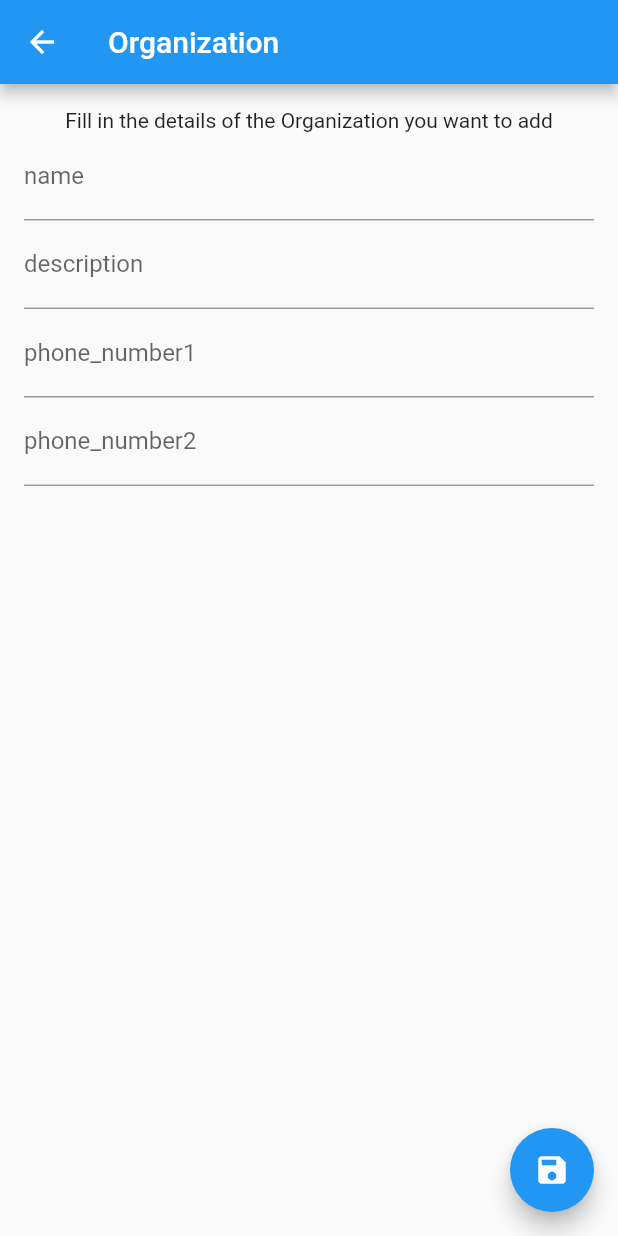
After one commit to avinyafoundation/AF-HRMS-AdminPortal, a Flutter app: the OrganizationScreen screen opened directly, after a tap on the "add" icon, on a phone screen of 412 x 824 dp. The commit adds this screen. Run offline on Flutter 3.47's test engine with Material 2 defaults, Android fonts, the phone set to English and light mode, and no system bars; our stand-ins replace url_strategy; missing offline and left inert: adaptive_navigation, dart:html, openid_client, path_to_regexp, window_size; network calls fail.

Commit message:
Adding organization entity. Rename HR system

```diff
--- a/lib/src/app.dart
+++ b/lib/src/app.dart
@@ -41,6 +41,10 @@ class _SchoolManagementSystemState extends State<SchoolManagementSystem> {
         '/address_type/:id',
         '/address_type/new',
         '/address_type/edit',
+        '/organizations/popular',
+        '/organization/:id',
+        '/organization/new',
+        '/organization/edit',
         '/job_bands/popular',
         '/job_band/:id',
         '/job_band/new',
--- a/lib/src/data.dart
+++ b/lib/src/data.dart
@@ -1,6 +1,7 @@
 export 'data/author.dart';
 export 'data/book.dart';
 export 'data/employee.dart';
-export 'data/library.dart';
+export 'data/hr_system.dart';
 export 'data/address_type.dart';
 export 'data/job_band.dart';
+export 'data/organization.dart';
--- a/lib/src/data/employee.dart
+++ b/lib/src/data/employee.dart
@@ -4,7 +4,7 @@ import 'dart:convert';
 import '../config/app_config.dart';
 
 class Employee {
-  final int employee_id;
+  final int id;
   final String first_name;
   final String last_name;
   final String email;
@@ -14,7 +14,7 @@ class Employee {
   final String job_title;
 
   const Employee({
-    required this.employee_id,
+    required this.id,
     required this.first_name,
     required this.last_name,
     required this.email,
@@ -26,7 +26,7 @@ class Employee {
 
   factory Employee.fromJson(Map<String, dynamic> json) {
     return Employee(
-      employee_id: json['employee_id'],
+      id: json['employee_id'],
       first_name: json['first_name'],
       last_name: json['last_name'],
       email: json['email'],
--- a/lib/src/data/library.dart
+++ b/lib/src/data/hr_system.dart
@@ -27,6 +27,7 @@ class HRSystem {
   final List<Author> allAuthors = [];
   List<Employee>? allEmployees = [];
   List<AddressType>? addressTypes = [];
+  List<Organization>? organizations = [];
   List<JobBand>? jobBands = [];
 
   // void addEmployee(Employee employee) {
@@ -39,6 +40,10 @@ class HRSystem {
 
   void setAddressTypes(List<AddressType>? addressTypes) {
     this.addressTypes = addressTypes;
+  }
+
+  void setOrganizations(List<Organization>? organizations) {
+    this.organizations = organizations;
   }
 
   void setJobBands(List<JobBand>? jobBands) {
--- /dev/null
+++ b/lib/src/data/organization.dart
@@ -0,0 +1,126 @@
+import 'package:http/http.dart' as http;
+import 'dart:convert';
+
+import '../config/app_config.dart';
+
+class Organization {
+    int? id;
+    String? name;
+    String? description;
+    String? phone_number1;
+    String? phone_number2;
+
+    Organization({
+        this.id,
+        this.name,
+        this.description,
+        this.phone_number1,
+        this.phone_number2,
+    });
+
+    factory Organization.fromJson(Map<String, dynamic> json) {
+        return Organization(
+                id: json['id'],
+                name: json['name'],
+                description: json['description'],
+                phone_number1: json['phone_number1'],
+                phone_number2: json['phone_number2'],
+        );
+    }
+
+    Map<String, dynamic> toJson() =>
+    {
+            if(id != null) 'id': id,
+           if(name != null) 'name': name,
+           if(description != null) 'description': description,
+           if(phone_number1 != null) 'phone_number1': phone_number1,
+           if(phone_number2 != null) 'phone_number2': phone_number2,
+    };
+}
+
+Future<List<Organization>> fetchOrganizations() async {
+    final response =
+        await http.get(Uri.parse(AppConfig.hrmApiUrl + '/sms/hrm/organizations'),
+        headers: <String, String>{
+         'Content-Type': 'application/json; charset=UTF-8',
+          'accept': 'application/json',
+          'API-Key': AppConfig.hrmApiKey,
+        },);
+
+    if (response.statusCode == 200) {
+        var resultsJson = json.decode(response.body).cast<Map<String, dynamic>>();
+        List<Organization> organizations = await resultsJson
+            .map<Organization>((json) => Organization.fromJson(json))
+            .toList();
+        return organizations;
+    } else {
+        throw Exception('Failed to load Organization');
+    }
+}
+
+Future<Organization> fetchOrganization(String id) async {
+    final response =
+        await http.get(Uri.parse(AppConfig.hrmApiUrl + '/sms/hrm/organizations/$id'),
+        headers: <String, String>{
+          'Content-Type': 'application/json; charset=UTF-8',
+          'accept': 'application/json',
+          'API-Key': AppConfig.hrmApiKey,
+        },);
+
+    if (response.statusCode == 200) {
+        var resultsJson = json.decode(response.body).cast<Map<String, dynamic>>();
+        Organization organization = await resultsJson
+            .map<Organization>((json) => Organization.fromJson(json));
+        return organization;
+    } else {
+        throw Exception('Failed to load Organization');
+    }
+}
+
+Future<http.Response> createOrganization(Organization organization) async {
+    final response = await http.post(
+        Uri.parse(AppConfig.hrmApiUrl + '/sms/hrm/organizations'),
+        headers: <String, String>{
+        'Content-Type': 'application/json; charset=UTF-8',
+        'API-Key': AppConfig.hrmApiKey,
+        },
+        body: jsonEncode(organization.toJson()),
+        );
+    if (response.statusCode == 200) {
+        return response;
+    } else {
+        throw Exception('Failed to create Organization.');
+    }
+}
+
+Future<http.Response> updateOrganization(Organization organization) async {
+    final response = await http.put(
+        Uri.parse(AppConfig.hrmApiUrl + '/sms/hrm/organizations'),
+        headers: <String, String>{
+        'Content-Type': 'application/json; charset=UTF-8',
+        'API-Key': AppConfig.hrmApiKey,
+        },
+        body: jsonEncode(organization.toJson()),
+        );
+    if (response.statusCode == 200) {
+        return response;
+    } else {
+        throw Exception('Failed to update Organization.');
+    }
+}
+
+Future<http.Response> deleteOrganization(String id) async {
+    final http.Response response = await http.delete(
+        Uri.parse(AppConfig.hrmApiUrl + '/sms/hrm/organizations/$id'),
+        headers: <String, String>{
+        'Content-Type': 'application/json; charset=UTF-8',
+        'API-Key': AppConfig.hrmApiKey,
+        },
+    );
+
+    if (response.statusCode == 200) {
+        return response;
+    } else {
+        throw Exception('Failed to delete Organization.');
+    }
+}
--- a/lib/src/screens/authors.dart
+++ b/lib/src/screens/authors.dart
@@ -1,6 +1,6 @@
 import 'package:flutter/material.dart';
 
-import '../data/library.dart';
+import '../data/hr_system.dart';
 import '../routing.dart';
 import '../widgets/author_list.dart';
 
--- a/lib/src/screens/employees.dart
+++ b/lib/src/screens/employees.dart
@@ -85,7 +85,7 @@ class _EmployeesScreenState extends State<EmployeesScreen>
   RouteState get _routeState => RouteStateScope.of(context);
 
   void _handleEmployeeTapped(Employee employee) {
-    _routeState.go('/employee/${employee.employee_id}');
+    _routeState.go('/employee/${employee.id}');
   }
 
   void _handleTabIndexChanged() {
--- a/lib/src/screens/navigator.dart
+++ b/lib/src/screens/navigator.dart
@@ -1,5 +1,6 @@
 import 'dart:developer';
 
+import 'package:ShoolManagementSystem/src/screens/organization_details.dart';
 import 'package:collection/collection.dart';
 import 'package:flutter/material.dart';
 
@@ -36,6 +37,7 @@ class _SMSNavigatorState extends State<SMSNavigator> {
   final _authorDetailsKey = const ValueKey('Author details screen');
   final _employeeDetailsKey = const ValueKey('Employee details screen');
   final _addressTypeDetailsKey = const ValueKey('Adress Type details screen');
+  final _organizationDetailsKey = const ValueKey('Job Bands details screen');
   final _jobBandsDetailsKey = const ValueKey('Job Bands details screen');
 
   @override
@@ -58,15 +60,21 @@ class _SMSNavigatorState extends State<SMSNavigator> {
 
     Employee? selectedEmployee;
     if (pathTemplate == '/employee/:employeeId') {
-      selectedEmployee = hrSystemInstance.allEmployees?.firstWhereOrNull((e) =>
-          e.employee_id.toString() ==
-          routeState.route.parameters['employeeId']);
+      selectedEmployee = hrSystemInstance.allEmployees?.firstWhereOrNull(
+          (e) => e.id.toString() == routeState.route.parameters['employeeId']);
     }
 
     AddressType? selectedAddressType;
     if (pathTemplate == '/address_type/:id') {
       selectedAddressType = hrSystemInstance.addressTypes?.firstWhereOrNull(
           (at) => at.id.toString() == routeState.route.parameters['id']);
+    }
+
+    Organization? selectedOrganization;
+    if (pathTemplate == '/organization/:id') {
+      selectedOrganization = hrSystemInstance.organizations?.firstWhereOrNull(
+          (organization) =>
+              organization.id.toString() == routeState.route.parameters['id']);
     }
 
     JobBand? selectedJobBand;
@@ -103,6 +111,11 @@ class _SMSNavigatorState extends State<SMSNavigator> {
         if (route.settings is Page &&
             (route.settings as Page).key == _addressTypeDetailsKey) {
           routeState.go('/address_types/popular');
+        }
+
+        if (route.settings is Page &&
+            (route.settings as Page).key == _organizationDetailsKey) {
+          routeState.go('/organizations/popular');
         }
 
         if (route.settings is Page &&
@@ -163,6 +176,13 @@ class _SMSNavigatorState extends State<SMSNavigator> {
                 addressType: selectedAddressType,
               ),
             )
+          else if (selectedOrganization != null)
+            MaterialPage<void>(
+              key: _organizationDetailsKey,
+              child: OrganizationDetailsScreen(
+                organization: selectedOrganization,
+              ),
+            )
           else if (selectedJobBand != null)
             MaterialPage<void>(
               key: _jobBandsDetailsKey,
--- /dev/null
+++ b/lib/src/screens/organization_details.dart
@@ -0,0 +1,50 @@
+import 'package:flutter/material.dart';
+
+import '../data.dart';
+
+class OrganizationDetailsScreen extends StatelessWidget {
+  final Organization? organization;
+
+  const OrganizationDetailsScreen({
+    super.key,
+    this.organization,
+  });
+
+  @override
+  Widget build(BuildContext context) {
+    if (organization == null) {
+      return const Scaffold(
+        body: Center(
+          child: Text('No Organization found.'),
+        ),
+      );
+    }
+    return Scaffold(
+      appBar: AppBar(
+        title: Text(organization!.id!.toString()),
+      ),
+      body: Center(
+        child: Column(
+          children: [
+            Text(
+              organization!.name!.toString(),
+              style: Theme.of(context).textTheme.headline4,
+            ),
+            Text(
+              organization!.description!.toString(),
+              style: Theme.of(context).textTheme.headline4,
+            ),
+            Text(
+              organization!.phone_number1!.toString(),
+              style: Theme.of(context).textTheme.headline4,
+            ),
+            Text(
+              organization!.phone_number2!.toString(),
+              style: Theme.of(context).textTheme.headline4,
+            ),
+          ],
+        ),
+      ),
+    );
+  }
+}
--- /dev/null
+++ b/lib/src/screens/organizations.dart
@@ -0,0 +1,92 @@
+import 'package:flutter/material.dart';
+
+import '../data.dart';
+import '../routing.dart';
+import '../widgets/organization_list.dart';
+
+class OrganizationScreen extends StatefulWidget {
+  const OrganizationScreen({
+    super.key,
+  });
+
+  @override
+  State<OrganizationScreen> createState() => _OrganizationScreenState();
+}
+
+class _OrganizationScreenState extends State<OrganizationScreen>
+    with SingleTickerProviderStateMixin {
+  late TabController _tabController;
+
+  @override
+  void initState() {
+    super.initState();
+    _tabController = TabController(length: 1, vsync: this)
+      ..addListener(_handleTabIndexChanged);
+  }
+
+  @override
+  void didChangeDependencies() {
+    super.didChangeDependencies();
+
+    final newPath = _routeState.route.pathTemplate;
+    if (newPath.startsWith('/organizations/all')) {
+      _tabController.index = 0;
+    }
+  }
+
+  @override
+  void dispose() {
+    _tabController.removeListener(_handleTabIndexChanged);
+    super.dispose();
+  }
+
+  @override
+  Widget build(BuildContext context) => Scaffold(
+        appBar: AppBar(
+          title: const Text('Organization'),
+          bottom: TabBar(
+            controller: _tabController,
+            tabs: const [
+              Tab(
+                text: 'All Organizations',
+                icon: Icon(Icons.list_alt),
+              ),
+            ],
+          ),
+        ),
+        body: TabBarView(
+          controller: _tabController,
+          children: [
+            OrganizationList(
+              onTap: _handleOrganizationTapped,
+            ),
+          ],
+        ),
+        floatingActionButton: FloatingActionButton(
+          onPressed: () async {
+            Navigator.of(context).push<void>(
+              MaterialPageRoute<void>(
+                builder: (context) => AddOrganizationPage(),
+              ),
+            )
+            .then((value) => setState(() {}));
+          },
+          child: const Icon(Icons.add),
+        ),
+      );
+
+  RouteState get _routeState => RouteStateScope.of(context);
+
+  void _handleOrganizationTapped(Organization organization) {
+    _routeState.go('/organization/${organization.id}');
+  }
+
+  void _handleTabIndexChanged() {
+    switch (_tabController.index) {
+      case 0:
+      default:
+        _routeState.go('/organizations/all');
+        break;
+    }
+  }
+}
--- /dev/null
+++ b/lib/src/widgets/organization_list.dart
@@ -0,0 +1,386 @@
+import 'package:flutter/material.dart';
+
+import '../data.dart';
+
+class OrganizationList extends StatefulWidget {
+  const OrganizationList({super.key, this.onTap});
+  final ValueChanged<Organization>? onTap;
+
+  @override
+  // ignore: no_logic_in_create_state
+  OrganizationListState createState() => OrganizationListState(onTap);
+}
+
+class OrganizationListState extends State<OrganizationList> {
+  late Future<List<Organization>> futureOrganizations;
+  final ValueChanged<Organization>? onTap;
+
+  OrganizationListState(this.onTap);
+
+  @override
+  void initState() {
+    super.initState();
+    futureOrganizations = fetchOrganizations();
+  }
+
+  Future<List<Organization>> refreshOrganizationState() async {
+    futureOrganizations = fetchOrganizations();
+    return futureOrganizations;
+  }
+
+  @override
+  Widget build(BuildContext context) {
+    return FutureBuilder<List<Organization>>(
+      future: refreshOrganizationState(),
+      builder: (context, snapshot) {
+        if (snapshot.hasData) {
+          hrSystemInstance.setOrganizations(snapshot.data);
+          return ListView.builder(
+            itemCount: snapshot.data!.length,
+            itemBuilder: (context, index) => ListTile(
+              title: Text(
+                snapshot.data![index].name!,
+              ),
+              subtitle: Text( ' '
+                    + snapshot.data![index].name! + ' '
+                    + snapshot.data![index].description! + ' '
+                    + snapshot.data![index].phone_number1! + ' '
+                    + snapshot.data![index].phone_number2! + ' '
+,
+              ),
+              trailing: Row(
+                mainAxisSize: MainAxisSize.min,
+                children: [
+                  IconButton(
+                      onPressed: () async {
+                        Navigator.of(context).push<void>(
+                          MaterialPageRoute<void>(
+                            builder: (context) => EditOrganizationPage(organization: snapshot.data![index]),
+                          ),
+                        )
+                        .then((value) => setState(() {}));
+                      },
+                      icon: const Icon(Icons.edit)),
+                  IconButton(
+                      onPressed: () async {
+                        await _deleteOrganization(snapshot.data![index]);
+                        setState(() {});
+                      },
+                      icon: const Icon(Icons.delete)),
+                ],
+              ),
+              onTap: onTap != null ? () => onTap!(snapshot.data![index]) : null,
+            ),
+          );
+        } else if (snapshot.hasError) {
+          return Text('${snapshot.error}');
+        }
+
+        // By default, show a loading spinner.
+        return const CircularProgressIndicator();
+      },
+    );
+  }
+
+  Future<void> _deleteOrganization(Organization organization) async {
+    try {
+      await deleteOrganization(organization.id!.toString());
+    } on Exception {
+      await showDialog(
+        context: context,
+        builder: (_) => AlertDialog(
+          content: const Text('Failed to delete the Organization'),
+          actions: <Widget>[
+            TextButton(
+              onPressed: () {
+                Navigator.of(context).pop();
+              },
+              child: const Text('OK'),
+            )
+          ],
+        ),
+      );
+    }
+  }
+}
+
+class AddOrganizationPage extends StatefulWidget {
+  static const String route = '/organization/add';
+  const AddOrganizationPage({super.key});
+  @override
+  _AddOrganizationPageState createState() => _AddOrganizationPageState();
+}
+
+class _AddOrganizationPageState extends State<AddOrganizationPage> {
+  final GlobalKey<FormState> _formKey = GlobalKey<FormState>();
+
+      late TextEditingController _name_Controller;
+      late FocusNode _name_FocusNode;
+      late TextEditingController _description_Controller;
+      late FocusNode _description_FocusNode;
+      late TextEditingController _phone_number1_Controller;
+      late FocusNode _phone_number1_FocusNode;
+      late TextEditingController _phone_number2_Controller;
+      late FocusNode _phone_number2_FocusNode;
+
+  @override
+  void initState() {
+    super.initState();
+    _name_Controller = TextEditingController();
+    _name_FocusNode = FocusNode();
+    _description_Controller = TextEditingController();
+    _description_FocusNode = FocusNode();
+    _phone_number1_Controller = TextEditingController();
+    _phone_number1_FocusNode = FocusNode();
+    _phone_number2_Controller = TextEditingController();
+    _phone_number2_FocusNode = FocusNode();
+  }
+
+  @override
+  void dispose() {
+    _name_Controller.dispose();
+    _name_FocusNode.dispose();
+    _description_Controller.dispose();
+    _description_FocusNode.dispose();
+    _phone_number1_Controller.dispose();
+    _phone_number1_FocusNode.dispose();
+    _phone_number2_Controller.dispose();
+    _phone_number2_FocusNode.dispose();
+    super.dispose();
+  }
+
+  @override
+  Widget build(BuildContext context) {
+    return Scaffold(
+      appBar: AppBar(
+        title: const Text('Organization'),
+      ),
+      body: Padding(
+        padding: const EdgeInsets.all(16),
+        child: Form(
+          key: _formKey,
+          autovalidateMode: AutovalidateMode.onUserInteraction,
+          child: Column(
+            children: <Widget>[
+              const Text(
+                  'Fill in the details of the Organization you want to add'),
+              TextFormField(
+                controller: _name_Controller,
+                decoration: const InputDecoration(labelText: 'name'),
+                onFieldSubmitted: (_) {
+                  _name_FocusNode.requestFocus();
+                },
+                validator: _mandatoryValidator,
+              ),
+              TextFormField(
+                controller: _description_Controller,
+                decoration: const InputDecoration(labelText: 'description'),
+                onFieldSubmitted: (_) {
+                  _description_FocusNode.requestFocus();
+                },
+                validator: _mandatoryValidator,
+              ),
+              TextFormField(
+                controller: _phone_number1_Controller,
+                decoration: const InputDecoration(labelText: 'phone_number1'),
+                onFieldSubmitted: (_) {
+                  _phone_number1_FocusNode.requestFocus();
+                },
+                validator: _mandatoryValidator,
+              ),
+              TextFormField(
+                controller: _phone_number2_Controller,
+                decoration: const InputDecoration(labelText: 'phone_number2'),
+                onFieldSubmitted: (_) {
+                  _phone_number2_FocusNode.requestFocus();
+                },
+                validator: _mandatoryValidator,
+              ),
+            ],
+          ),
+        ),
+      ),
+      floatingActionButton: FloatingActionButton(
+        onPressed: () async {
+          await _addOrganization(context);
+        },
+        child: const Icon(Icons.save),
+      ),
+    );
+  }
+
+  String? _mandatoryValidator(String? text) {
+    return (text!.isEmpty) ? 'Required' : null;
+  }
+
+  Future<void> _addOrganization(BuildContext context) async {
+    try {
+      if (_formKey.currentState!.validate()) {
+        final Organization organization = Organization(
+          name: _name_Controller.text,
+          description: _description_Controller.text,
+          phone_number1: _phone_number1_Controller.text,
+          phone_number2: _phone_number2_Controller.text,
+        );
+        await createOrganization(organization);
+        Navigator.of(context).pop(true);
+      }
+    } on Exception {
+      await showDialog(
+        context: context,
+        builder: (_) => AlertDialog(
+          content: const Text('Failed to add Organization'),
+          actions: <Widget>[
+            TextButton(
+              onPressed: () {
+                Navigator.of(context).pop();
+              },
+              child: const Text('OK'),
+            )
+          ],
+        ),
+      );
+    }
+  }
+}
+
+class EditOrganizationPage extends StatefulWidget {
+  static const String route = 'organization/edit';
+  final Organization organization;
+  const EditOrganizationPage({super.key,
+    required this.organization});
+  @override
+  _EditOrganizationPageState createState() => _EditOrganizationPageState();
+}
+
+class _EditOrganizationPageState extends State<EditOrganizationPage> {
+  final GlobalKey<FormState> _formKey = GlobalKey<FormState>();
+    late TextEditingController _name_Controller;
+    late FocusNode _name_FocusNode;
+    late TextEditingController _description_Controller;
+    late FocusNode _description_FocusNode;
+    late TextEditingController _phone_number1_Controller;
+    late FocusNode _phone_number1_FocusNode;
+    late TextEditingController _phone_number2_Controller;
+    late FocusNode _phone_number2_FocusNode;
+  @override
+  void initState() {
+    super.initState();
+    final Organization organization = widget.organization;
+    _name_Controller = TextEditingController(text: organization.name);
+    _name_FocusNode = FocusNode();
+    _description_Controller = TextEditingController(text: organization.description);
+    _description_FocusNode = FocusNode();
+    _phone_number1_Controller = TextEditingController(text: organization.phone_number1);
+    _phone_number1_FocusNode = FocusNode();
+    _phone_number2_Controller = TextEditingController(text: organization.phone_number2);
+    _phone_number2_FocusNode = FocusNode();
+  }
+
+  @override
+  void dispose() {
+    _name_Controller.dispose();
+    _name_FocusNode.dispose();
+    _description_Controller.dispose();
+    _description_FocusNode.dispose();
+    _phone_number1_Controller.dispose();
+    _phone_number1_FocusNode.dispose();
+    _phone_number2_Controller.dispose();
+    _phone_number2_FocusNode.dispose();
+    super.dispose();
+  }
+
+  @override
+  Widget build(BuildContext context) {
+    return Scaffold(
+      appBar: AppBar(
+        title: const Text('Organization'),
+      ),
+      body: Padding(
+        padding: const EdgeInsets.all(16),
+        child: Form(
+          key: _formKey,
+          autovalidateMode: AutovalidateMode.onUserInteraction,
+          child: Column(
+            children: <Widget>[
+              const Text('Fill in the details of the Organization you want to edit'),
+              TextFormField(
+                controller: _name_Controller,
+                decoration: const InputDecoration(labelText: 'name'),
+                onFieldSubmitted: (_) {
+                  _name_FocusNode.requestFocus();
+                },
+                validator: _mandatoryValidator,
+              ),
+              TextFormField(
+                controller: _description_Controller,
+                decoration: const InputDecoration(labelText: 'description'),
+                onFieldSubmitted: (_) {
+                  _description_FocusNode.requestFocus();
+                },
+                validator: _mandatoryValidator,
+              ),
+              TextFormField(
+                controller: _phone_number1_Controller,
+                decoration: const InputDecoration(labelText: 'phone_number1'),
+                onFieldSubmitted: (_) {
+                  _phone_number1_FocusNode.requestFocus();
+                },
+                validator: _mandatoryValidator,
+              ),
+              TextFormField(
+                controller: _phone_number2_Controller,
+                decoration: const InputDecoration(labelText: 'phone_number2'),
+                onFieldSubmitted: (_) {
+                  _phone_number2_FocusNode.requestFocus();
+                },
+                validator: _mandatoryValidator,
+              ),
+            ],
+          ),
+        ),
+      ),
+      floatingActionButton: FloatingActionButton(
+        onPressed: () async {
+                await _editOrganization(context);
+              },
+        child: const Icon(Icons.save),
+      ),
+    );
+  }
+
+  String? _mandatoryValidator(String? text) {
+    return (text!.isEmpty) ? 'Required' : null;
+  }
+
+  Future<void> _editOrganization(BuildContext context) async {
+    try {
+      if (_formKey.currentState!.validate()) {
+        final Organization organization = Organization(
+            id: widget.organization.id,
+            name: _name_Controller.text,
+            description: _description_Controller.text,
+            phone_number1: _phone_number1_Controller.text,
+            phone_number2: _phone_number2_Controller.text,
+);
+        await updateOrganization(organization);
+        Navigator.of(context).pop(true);
+      }
+    } on Exception {
+      await showDialog(
+        context: context,
+        builder: (_) => AlertDialog(
+          content: const Text('Failed to edit the Organization'),
+          actions: <Widget>[
+            TextButton(
+              onPressed: () {
+                Navigator.of(context).pop();
+              },
+              child: const Text('OK'),
+            )
+          ],
+        ),
+      );
+    }
+  }
+}
```
Also changed, not shown: assets/config/dev.json (+1 -1 lines), lib/src/screens/scaffold.dart (+8 -2 lines), lib/src/screens/scaffold_body.dart (+7 -0 lines).
